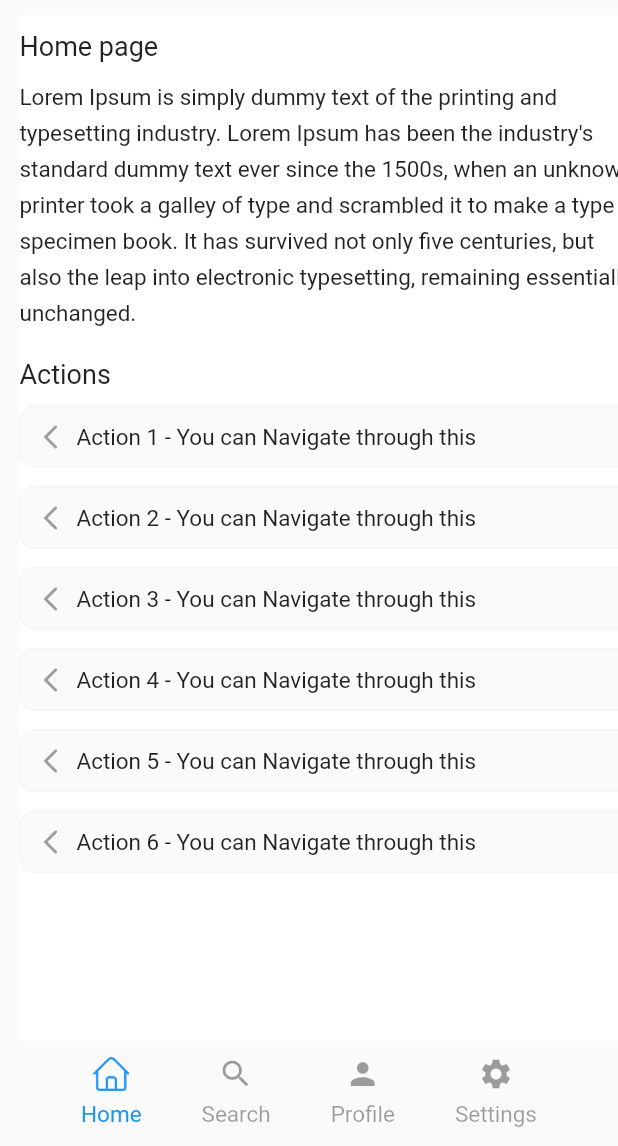
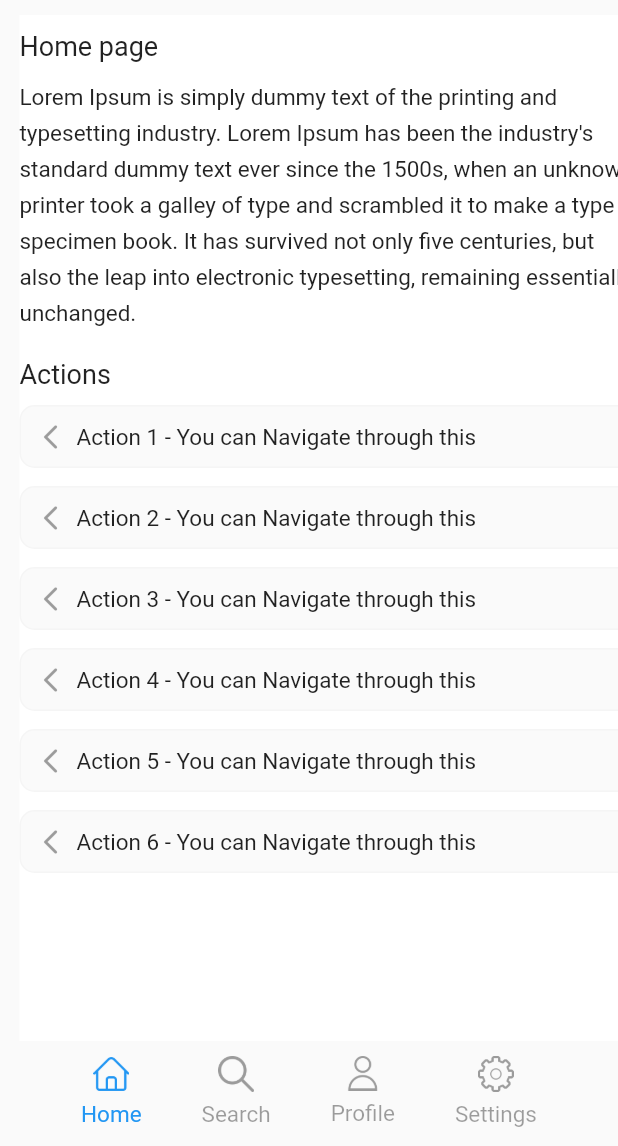
Before and after one commit to shahul-hamed/scrollable_list, a Flutter app: the screen it shows after launch, on a phone screen of 412 x 824 dp, the part 90-1236 px from its top. Run offline on Flutter 3.47's test engine with Material 2 defaults, Android fonts, the phone set to English and light mode, and no system bars.

```diff
--- a/example/lib/scrollable_app.dart
+++ b/example/lib/scrollable_app.dart
@@ -47,21 +47,21 @@ class ScrollablePage extends StatelessWidget {
       content: "",
       label: "Search",
       icon: Icons.search_rounded,
-      // image: "assets/images/search.png",
+      image: "assets/images/search.png",
     ),
     CommonList(
       uniqueID: 3,
       content: "",
       label: "Profile",
       height: 23,
-      // image: "assets/images/user.png",
+      image: "assets/images/user.png",
       icon: Icons.person,
     ),
     CommonList(
       uniqueID: 4,
       content: "",
       label: "Settings",
-      // image: "assets/images/settings.png",
+      image: "assets/images/settings.png",
       icon: Icons.settings,
     ),
   ];
```
Also changed, not shown: example/assets/images/search.png (added), example/assets/images/settings.png (added), example/assets/images/user.png (added), 1 other file.
